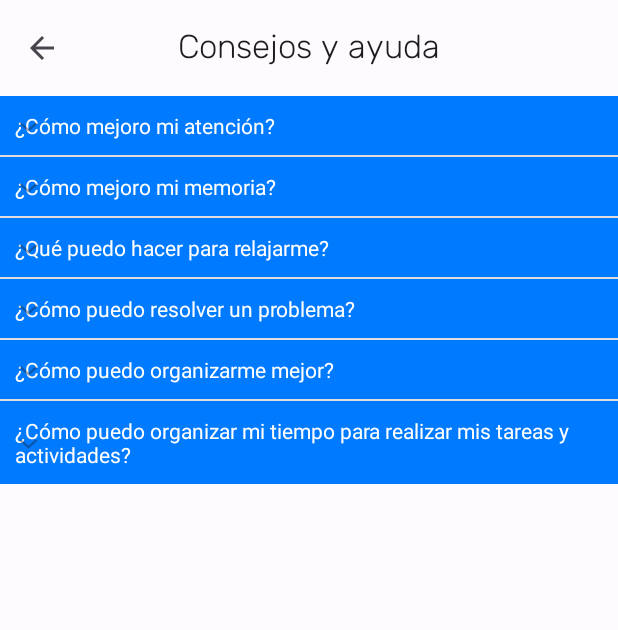
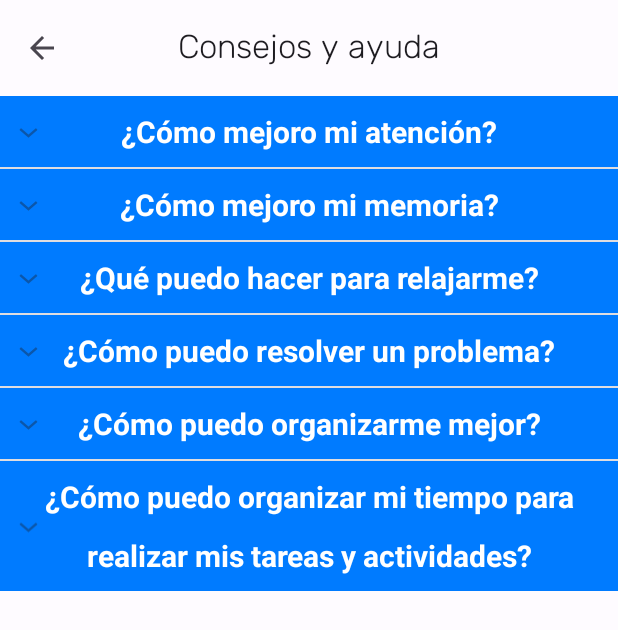
Before and after one commit to claravbr/ediaries_android, an Android app: the ConsejosActivity screen opened directly, with no data from a screen before it, on a phone screen of 412 x 824 dp. Shown: the top 630 px of the screen. Run offline under Robolectric (Android 15) with nearby library versions, the phone set to English and light mode, and no system bars.

Commit message:
ED-18 Consejos de la aplicacion

```diff
--- a/app/src/main/java/com/uclm/louise/ediaries/activity/ConsejosActivity.java
+++ b/app/src/main/java/com/uclm/louise/ediaries/activity/ConsejosActivity.java
@@ -10,6 +10,7 @@
 
 import com.google.android.material.appbar.MaterialToolbar;
 import com.uclm.louise.ediaries.R;
+import com.uclm.louise.ediaries.utils.ExpLVAdapter;
 
 import java.util.ArrayList;
 import java.util.HashMap;
@@ -61,6 +62,8 @@
         mapChild.put(listPregunta.get(1), "Utiliza técnicas de estudio que te ayuden a retener información, como resumir o hacer esquemas.");
         mapChild.put(listPregunta.get(2), "Aprende técnicas de respiración profunda y relajación muscular para reducir el estrés y la ansiedad.");
         mapChild.put(listPregunta.get(3), "Divide el problema en pasos más pequeños y abórdalos de forma secuencial.");
+        mapChild.put(listPregunta.get(4), "Establece una rutina diaria y usa listas de tareas para asegurar que no se te olvide nada importante");
+        mapChild.put(listPregunta.get(5), "Planifica tus actividades diarias, establece prioridades y utiliza temporizadores para mantenerte enfocado en cada tarea.");
 
         adapter = new ExpLVAdapter(listPregunta, mapChild, this);
         listaconsejos.setAdapter((adapter));
--- a/app/src/main/java/com/uclm/louise/ediaries/utils/Constantes.java
+++ b/app/src/main/java/com/uclm/louise/ediaries/utils/Constantes.java
@@ -6,7 +6,6 @@
     public static final String BASE_URL = "http://10.0.2.2:80/api/";
     public static final String LOGIN_URL = "auth/login";
     public static final String REGISTER_URL = "register";
-    public static final String POSTS_URL = "posts";
 
 
     // Services
--- a/app/src/main/java/com/uclm/louise/ediaries/activity/ExpLVAdapter.java
+++ b/app/src/main/java/com/uclm/louise/ediaries/utils/ExpLVAdapter.java
@@ -1,4 +1,4 @@
-package com.uclm.louise.ediaries.activity;
+package com.uclm.louise.ediaries.utils;
 
 import android.content.Context;
 import android.view.LayoutInflater;
--- a/app/src/main/res/layout/elv_child.xml
+++ b/app/src/main/res/layout/elv_child.xml
@@ -8,7 +8,9 @@
     <TextView
         android:id="@+id/lvChild"
         android:layout_width="match_parent"
-        android:layout_height="wrap_content"
+        android:layout_height="match_parent"
+        android:layout_marginStart="16dp"
+        android:textSize="20sp"
         app:layout_constraintEnd_toEndOf="parent"
         app:layout_constraintStart_toStartOf="parent"
         app:layout_constraintTop_toTopOf="parent" />
--- a/app/src/main/res/layout/elv_group.xml
+++ b/app/src/main/res/layout/elv_group.xml
@@ -11,10 +11,15 @@
         android:layout_width="match_parent"
         android:layout_height="wrap_content"
         android:background="@color/Azul"
+        android:lineSpacingExtra="16sp"
         android:padding="10dp"
+        android:textAlignment="center"
         android:textColor="@android:color/white"
+        android:textSize="20sp"
+        android:textStyle="bold"
         app:layout_constraintEnd_toEndOf="parent"
         app:layout_constraintStart_toStartOf="parent"
+        app:layout_constraintTop_toTopOf="parent"
         tools:ignore="MissingConstraints" />
 
 </androidx.constraintlayout.widget.ConstraintLayout>
```
